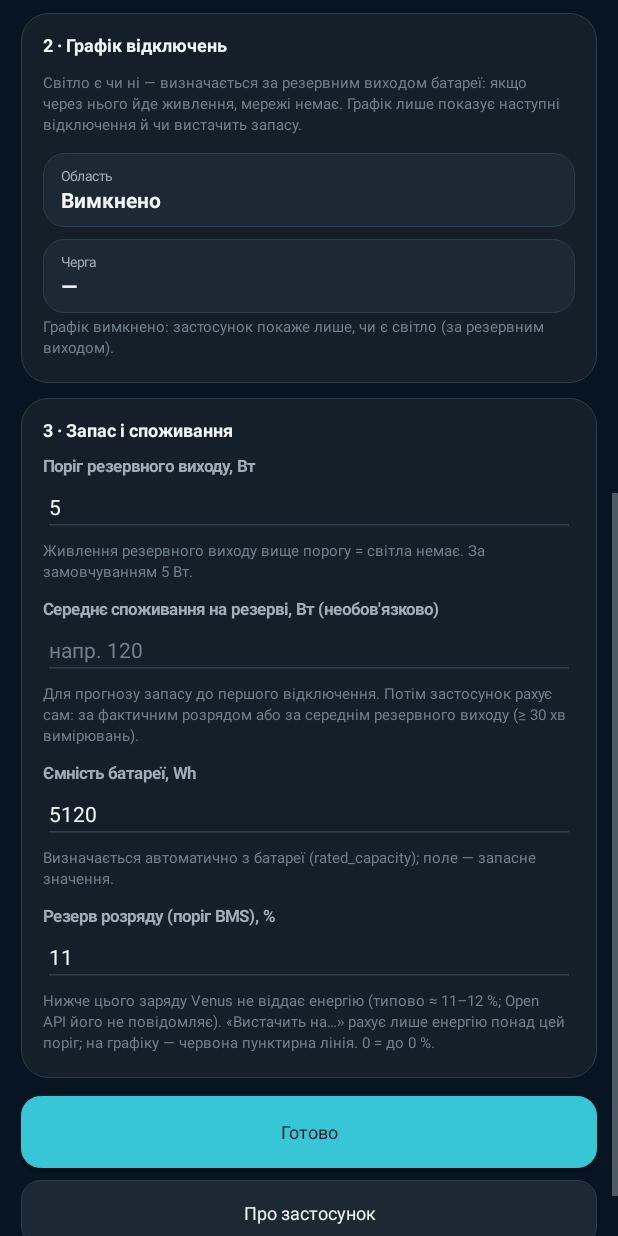
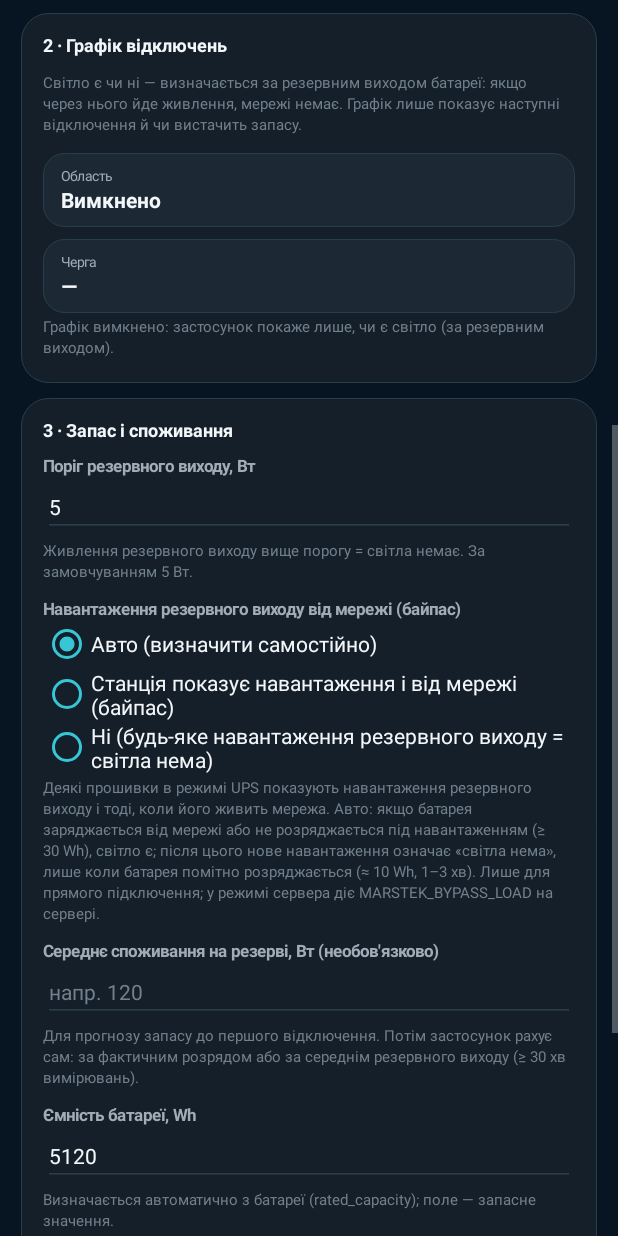
Before and after one commit to jonydhub/marstek-venus-monitor, an Android app: the screen it shows after launch (SettingsActivity), scrolled down 576 dp, on a phone screen of 412 x 824 dp. Run offline under Robolectric (Android 15) with nearby library versions, the phone set to English and light mode, and no system bars; pictures from the network do not load; 3 statements that could not run were skipped.

Commit message:
android: «Байпас» setting (Авто / так / ні), learned flag per device, bypass basis in direct grid_detail
Direct mode feeds bat_wh and the setting into the hysteresis and remembers bypass_load_seen
per host:port in prefs; grid_detail gains lost_by, pending_outage, bypass_mode, bypass_load_seen,
bypass_now. Server and direct snapshots with bypass_now show «визначено: байпас».

```diff
--- a/android/app/src/main/java/com/doloh/marstekwidget/domain/LightStatus.kt
+++ b/android/app/src/main/java/com/doloh/marstekwidget/domain/LightStatus.kt
@@ -22,6 +22,8 @@ data class LightStatus(val kind: LightKind, val headline: String, val hint: Stri
 object LightStatusResolver {
     const val NO_LINK = "Немає зв'язку з батареєю"
     const val SCHEDULED_HINT = "за графіком зараз відключення"
+    /** UPS bypass: the backup output draws, but from the grid (grid_detail.bypass_now). */
+    const val BYPASS_HINT = "визначено: байпас"
     private val kyiv: ZoneId = ZoneId.of("Europe/Kyiv")
 
     fun resolve(snapshot: BatterySnapshot?, fetchFailed: Boolean, now: ZonedDateTime = ZonedDateTime.now(kyiv)): LightStatus {
@@ -31,7 +33,7 @@ object LightStatusResolver {
             return LightStatus(LightKind.NO_LINK, NO_LINK, hint)
         }
         return when (info?.gridState) {
-            GridState.ON -> LightStatus(LightKind.ON, "Світло є", null)
+            GridState.ON -> LightStatus(LightKind.ON, "Світло є", BYPASS_HINT.takeIf { info?.bypassNow == true })
             GridState.OFF -> LightStatus(LightKind.OFF, "Світла нема", null)
             else -> LightStatus(LightKind.UNKNOWN, "Світло: —", null)
         }
--- a/android/app/src/main/java/com/doloh/marstekwidget/domain/PowerOutage.kt
+++ b/android/app/src/main/java/com/doloh/marstekwidget/domain/PowerOutage.kt
@@ -47,6 +47,8 @@ data class PowerOutageInfo(
     val regionId: String? = null,
     /** Light hysteresis: the light is still off but the backup output reads ~0 W now (a load pause, or a trip). */
     val pendingReturn: Boolean = false,
+    /** grid_detail.bypass_now: the backup output draws but the grid feeds it (UPS bypass). */
+    val bypassNow: Boolean = false,
     /** Suspected overload trip in this outage: last backup reading (W) and when it was detected (ISO). */
     val overloadTripWatts: Double? = null,
     val overloadTripAt: String? = null,
@@ -115,6 +117,7 @@ object PowerOutageParser {
             sourceId = block.optStringOrNull("source_id") ?: block.optStringOrNull("source"),
             regionId = block.optStringOrNull("region"),
             pendingReturn = block.optJSONObject("grid_detail")?.optBoolean("pending_return", false) == true,
+            bypassNow = block.optJSONObject("grid_detail")?.optBoolean("bypass_now", false) == true,
             overloadTripWatts = block.optJSONObject("grid_detail")?.optJSONObject("overload_trip")?.optDouble("last_w", Double.NaN)
                 ?.takeIf(Double::isFinite),
             overloadTripAt = block.optJSONObject("grid_detail")?.optJSONObject("overload_trip")?.optStringOrNull("at"),
--- a/android/app/src/main/java/com/doloh/marstekwidget/settings/AppSettings.kt
+++ b/android/app/src/main/java/com/doloh/marstekwidget/settings/AppSettings.kt
@@ -4,6 +4,7 @@ import android.content.Context
 import android.security.keystore.KeyGenParameterSpec
 import android.security.keystore.KeyProperties
 import android.util.Base64
+import com.doloh.marstekwidget.direct.GridBypass
 import com.doloh.marstekwidget.direct.MarstekRpc
 import com.doloh.marstekwidget.outage.OutageConfig
 import com.doloh.marstekwidget.outage.OutageRegions
@@ -33,6 +34,8 @@ data class AppSettings(
     val detectedRatedWh: Double? = null,
     /** BMS discharge floor (% SOC); the reserve forecast counts only energy above it. No Get method exposes it. */
     val dischargeFloorPct: Double = DEFAULT_DISCHARGE_FLOOR_PCT,
+    /** UPS bypass handling for the light in direct mode: auto (learn) / yes / no — see GridHysteresis, GridBypass. */
+    val bypassLoadMode: String = GridBypass.AUTO,
 ) {
     val outageConfig: OutageConfig?
         get() = if (outageRegionId != null && !outageQueue.isNullOrBlank()) OutageConfig(outageRegionId, outageQueue) else null
@@ -64,6 +67,7 @@ class SettingsStore(context: Context) {
         ratedCapacityWh = prefs.getFloat("battery.rated_wh", AppSettings.DEFAULT_RATED_WH.toFloat()).toDouble(),
         detectedRatedWh = prefs.getFloat("battery.detected_rated_wh", -1f).toDouble().takeIf { it > 0 },
         dischargeFloorPct = prefs.getFloat("battery.floor_pct", AppSettings.DEFAULT_DISCHARGE_FLOOR_PCT.toFloat()).toDouble(),
+        bypassLoadMode = GridBypass.normalize(prefs.getString("light.bypass_load", null)),
     )
 
     fun save(s: AppSettings) {
@@ -82,6 +86,7 @@ class SettingsStore(context: Context) {
             .putFloat("battery.rated_wh", s.ratedCapacityWh.toFloat())
             .putFloat("battery.detected_rated_wh", (s.detectedRatedWh ?: -1.0).toFloat())
             .putFloat("battery.floor_pct", s.dischargeFloorPct.toFloat())
+            .putString("light.bypass_load", GridBypass.normalize(s.bypassLoadMode))
             .apply()
     }
 
--- a/android/app/src/main/java/com/doloh/marstekwidget/ui/SettingsActivity.kt
+++ b/android/app/src/main/java/com/doloh/marstekwidget/ui/SettingsActivity.kt
@@ -28,6 +28,7 @@ import com.doloh.marstekwidget.data.OutageRepository
 import com.doloh.marstekwidget.data.TelemetryFetchResult
 import com.doloh.marstekwidget.data.TelemetryRepository
 import com.doloh.marstekwidget.direct.DeviceInfo
+import com.doloh.marstekwidget.direct.GridBypass
 import com.doloh.marstekwidget.direct.MarstekRpc
 import com.doloh.marstekwidget.direct.RpcResult
 import com.doloh.marstekwidget.direct.SubnetScanPlanner
@@ -204,6 +205,7 @@ class SettingsActivity : Activity() {
         thresholdEdit = ui.field("5", numeric = true)
         reserveCard.addView(thresholdEdit)
         reserveCard.addView(ui.hint("Живлення резервного виходу вище порогу = світла немає. За замовчуванням 5 Вт."))
+        reserveCard.addView(bypassChoice())
         reserveCard.addView(ui.label("Середнє споживання на резерві, Вт (необов'язково)", 11f, Ui.MUTED, true).apply { setPadding(0, ui.dp(6), 0, 0) })
         loadEdit = ui.field("напр. 120", numeric = true)
         reserveCard.addView(loadEdit)
@@ -375,6 +377,26 @@ class SettingsActivity : Activity() {
     }
 
     private fun trim(v: Double) = if (v % 1.0 == 0.0) v.toLong().toString() else v.toString()
+
+    /** UPS bypass: some stations report the backup load even while the grid feeds it (direct mode only). */
+    private fun bypassChoice() = LinearLayout(this).apply {
+        orientation = LinearLayout.VERTICAL
+        addView(ui.label(getString(R.string.settings_bypass_title), 11f, Ui.MUTED, true).apply { setPadding(0, ui.dp(6), 0, 0) })
+        val group = RadioGroup(this@SettingsActivity).apply { orientation = RadioGroup.VERTICAL }
+        val options = listOf(
+            GridBypass.AUTO to ui.radio(getString(R.string.settings_bypass_auto)),
+            GridBypass.YES to ui.radio(getString(R.string.settings_bypass_yes)),
+            GridBypass.NO to ui.radio(getString(R.string.settings_bypass_no)),
+        )
+        options.forEach { (_, radio) -> group.addView(radio) }
+        group.check(options.first { it.first == GridBypass.normalize(draft.bypassLoadMode) }.second.id)
+        group.setOnCheckedChangeListener { _, id ->
+            draft = draft.copy(bypassLoadMode = options.firstOrNull { it.second.id == id }?.first ?: GridBypass.AUTO)
+        }
+        addView(group)
+        val learned = draft.deviceHost?.let { DirectEngine.bypassSeen(this@SettingsActivity, it, draft.devicePort) } == true
+        addView(ui.hint(getString(R.string.settings_bypass_hint) + if (learned) " " + getString(R.string.settings_bypass_learned) else ""))
+    }
 
     private fun updatePanels() {
         directPanel.visibility = if (draft.mode == ConnectionMode.DIRECT) View.VISIBLE else View.GONE
--- a/android/app/src/main/res/values/strings.xml
+++ b/android/app/src/main/res/values/strings.xml
@@ -201,4 +201,10 @@
     <string name="widget_schedule_tomorrow">Завтра</string>
     <string name="widget_schedule_description">Графік відключень: сьогодні і завтра, біла риска — зараз</string>
     <string name="widget_chart_description">Заряд за 24 год; жовтим — періоди без світла</string>
+    <string name="settings_bypass_title">Навантаження резервного виходу від мережі (байпас)</string>
+    <string name="settings_bypass_auto">Авто (визначити самостійно)</string>
+    <string name="settings_bypass_yes">Станція показує навантаження і від мережі (байпас)</string>
+    <string name="settings_bypass_no">Ні (будь-яке навантаження резервного виходу = світла нема)</string>
+    <string name="settings_bypass_hint">Деякі прошивки в режимі UPS показують навантаження резервного виходу і тоді, коли його живить мережа. Авто: якщо батарея заряджається від мережі або не розряджається під навантаженням (≥ 30 Wh), світло є; після цього нове навантаження означає «світла нема», лише коли батарея помітно розряджається (≈ 10 Wh, 1–3 хв). Лише для прямого підключення; у режимі сервера діє MARSTEK_BYPASS_LOAD на сервері.</string>
+    <string name="settings_bypass_learned">Визначено: ця батарея працює з байпасом.</string>
 </resources>
```
Also changed, not shown: android/app/src/main/java/com/doloh/marstekwidget/data/DirectEngine.kt (+25 -3 lines), 1 other file.
